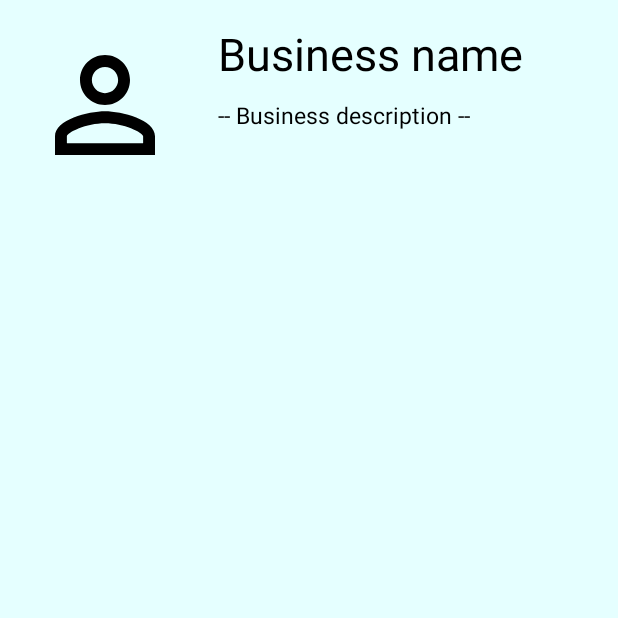
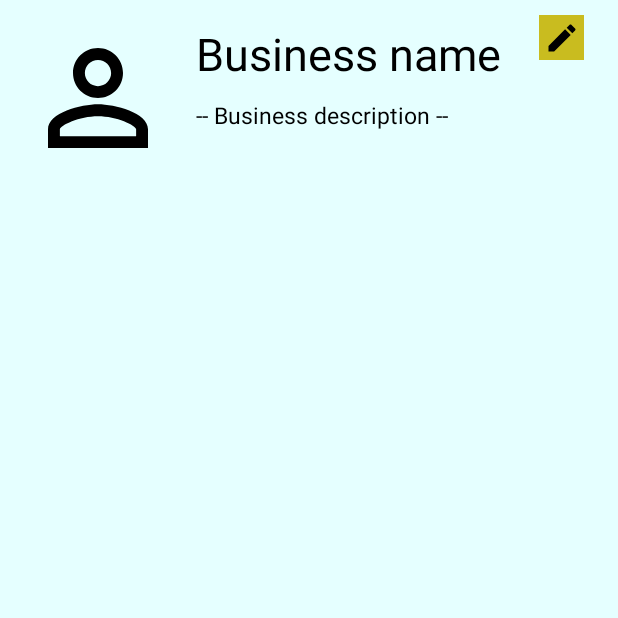
Before and after one commit to Technion236272/2020a-Cue, an Android app: the screen it shows after launch (BOHomePage), on a phone screen of 412 x 824 dp, the top half of it. Run offline under Robolectric (Android 15) with nearby library versions, the phone set to English and light mode, and no system bars.

Commit message:
added image upload button that is invisible by default

```diff
--- a/app/build.gradle
+++ b/app/build.gradle
@@ -45,6 +45,7 @@ dependencies {
 
     implementation 'com.android.support:multidex:1.0.3'
     implementation 'com.google.firebase:firebase-auth:17.0.0'
+    implementation 'org.jetbrains:annotations-java5:15.0'
 
 
 }
--- a/app/src/main/java/com/technion/cue/BOHomePage.java
+++ b/app/src/main/java/com/technion/cue/BOHomePage.java
@@ -3,7 +3,14 @@ package com.technion.cue;
 import androidx.appcompat.app.AppCompatActivity;
 
 import android.os.Bundle;
+import android.util.Log;
+import android.view.View;
+import android.widget.EditText;
+import android.widget.ImageButton;
+import android.widget.TextView;
 import android.widget.Toast;
+
+import com.technion.cue.annotations.Author;
 
 public class BOHomePage extends AppCompatActivity {
 
@@ -11,9 +18,16 @@ public class BOHomePage extends AppCompatActivity {
     protected void onCreate(Bundle savedInstanceState) {
         super.onCreate(savedInstanceState);
         setContentView(R.layout.activity_bohome_page);
-
     }
 
 
-
+    /**
+     * change BOHomePage into "edit mode", where the BO will able to change his business's profile
+     * @param view
+     */
+    @Author("Ophir Eyal")
+    public void editBOHomePage(View view) {
+        ImageButton imageUploadButton = this.findViewById(R.id.image_upload);
+        imageUploadButton.setVisibility(View.VISIBLE);
+    }
 }
--- /dev/null
+++ b/app/src/main/java/com/technion/cue/annotations/Author.java
@@ -0,0 +1,5 @@
+package com.technion.cue.annotations;
+
+public @interface Author {
+    String value() default "Unknown";
+}
--- /dev/null
+++ b/app/src/main/res/drawable/ic_edit_black_24dp.xml
@@ -0,0 +1,9 @@
+<vector xmlns:android="http://schemas.android.com/apk/res/android"
+        android:width="24dp"
+        android:height="24dp"
+        android:viewportWidth="24.0"
+        android:viewportHeight="24.0">
+    <path
+        android:fillColor="#FF000000"
+        android:pathData="M3,17.25V21h3.75L17.81,9.94l-3.75,-3.75L3,17.25zM20.71,7.04c0.39,-0.39 0.39,-1.02 0,-1.41l-2.34,-2.34c-0.39,-0.39 -1.02,-0.39 -1.41,0l-1.83,1.83 3.75,3.75 1.83,-1.83z"/>
+</vector>
--- /dev/null
+++ b/app/src/main/res/drawable/ic_image_black_24dp.xml
@@ -0,0 +1,9 @@
+<vector xmlns:android="http://schemas.android.com/apk/res/android"
+        android:width="24dp"
+        android:height="24dp"
+        android:viewportWidth="24.0"
+        android:viewportHeight="24.0">
+    <path
+        android:fillColor="#FF000000"
+        android:pathData="M21,19V5c0,-1.1 -0.9,-2 -2,-2H5c-1.1,0 -2,0.9 -2,2v14c0,1.1 0.9,2 2,2h14c1.1,0 2,-0.9 2,-2zM8.5,13.5l2.5,3.01L14.5,12l4.5,6H5l3.5,-4.5z"/>
+</vector>
--- a/app/src/main/res/layout/activity_bohome_page.xml
+++ b/app/src/main/res/layout/activity_bohome_page.xml
@@ -11,7 +11,7 @@
         android:id="@+id/business_logo"
         android:layout_height="100dp"
         android:layout_width="100dp"
-        android:layout_margin="20dp"
+        android:layout_margin="15dp"
         android:src="@drawable/ic_person_outline_black_24dp"/>
 
     <TextView
@@ -21,8 +21,7 @@
         android:textSize="30sp"
         android:text="Business name"
         android:layout_toRightOf="@id/business_logo"
-        android:layout_marginTop="15dp"
-        android:layout_marginLeft="5dp"/>
+        android:layout_marginTop="15dp" />
 
     <TextView
         android:id="@+id/business_description"
@@ -32,7 +31,25 @@
         android:text="-- Business description --"
         android:layout_below="@id/business_name"
         android:layout_toRightOf="@id/business_logo"
+        android:layout_marginTop="10dp" />
+
+    <ImageButton
+        android:layout_width="30dp"
+        android:layout_height="30dp"
+        android:layout_marginLeft="25dp"
         android:layout_marginTop="10dp"
-        android:layout_marginLeft="5dp"/>
+        android:layout_toRightOf="@id/business_name"
+        android:background="@color/ColorSecondaryDark"
+        android:src="@drawable/ic_edit_black_24dp"
+        android:onClick="editBOHomePage"/>
+
+    <ImageButton
+        android:id="@+id/image_upload"
+        android:layout_width="30dp"
+        android:layout_height="30dp"
+        android:layout_margin="15dp"
+        android:background="@color/colorPrimaryLight"
+        android:src="@drawable/ic_image_black_24dp"
+        android:visibility="invisible"/>
 
 </RelativeLayout>
```
